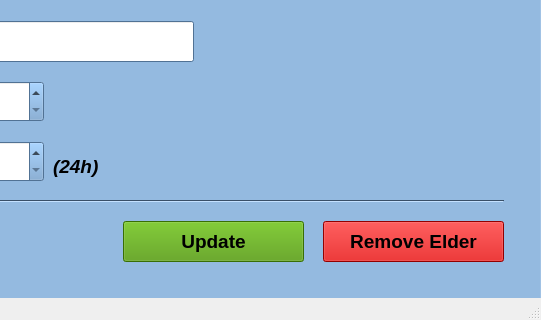
First picture: the form in gui/addElder.ui, repository cmadusankahw/caregiver-face-detection-python, before the edit; both pictures show x 359 to 900 and y 376 to 696 of the 900 by 696 pixel window.
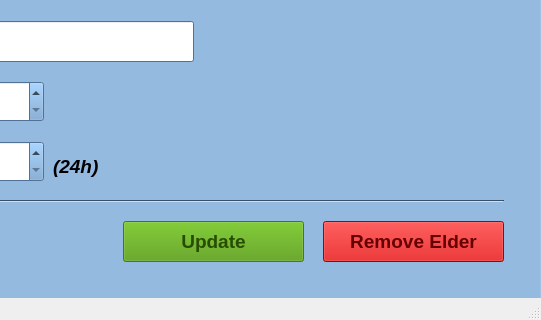
Second picture: the form after the edit. The open tabs and pages were chosen to show the change. Icons and pictures are not drawn.

Patch:
```diff
--- a/gui/addElder.ui
+++ b/gui/addElder.ui
@@ -1607,6 +1607,9 @@
       </property>
      </widget>
      <widget class="QPushButton" name="updateButton">
+      <property name="enabled">
+       <bool>false</bool>
+      </property>
       <property name="geometry">
        <rect>
         <x>480</x>
@@ -2068,7 +2071,7 @@
      </widget>
      <widget class="QPushButton" name="removeButton">
       <property name="enabled">
-       <bool>true</bool>
+       <bool>false</bool>
       </property>
       <property name="geometry">
        <rect>
```
